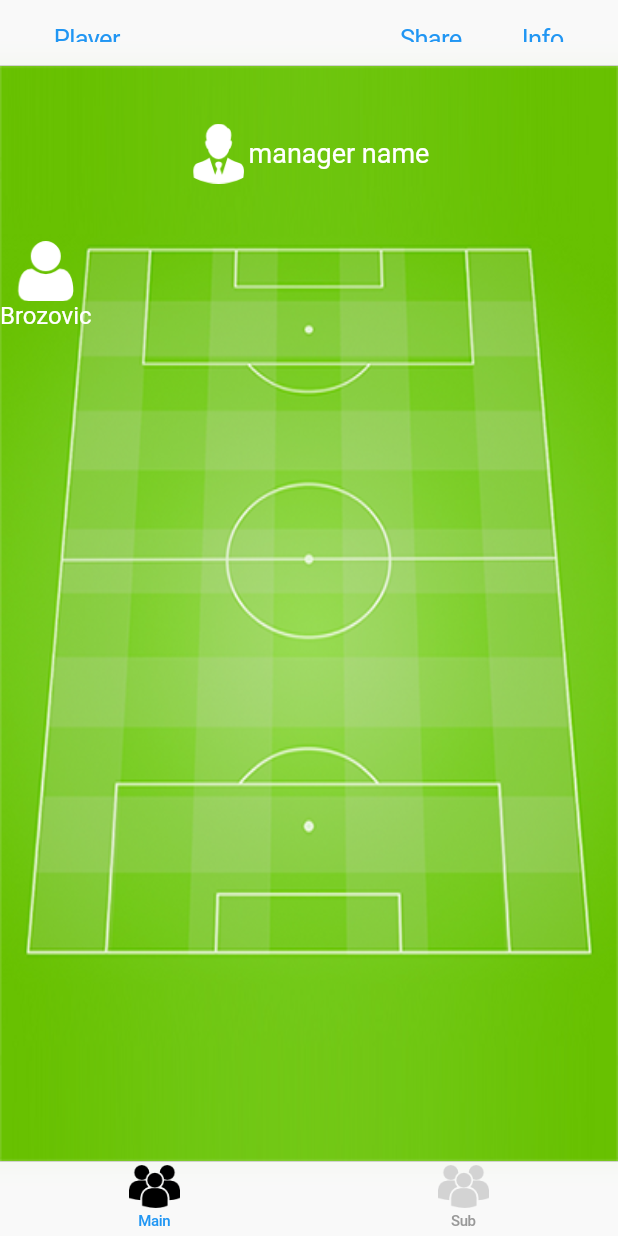
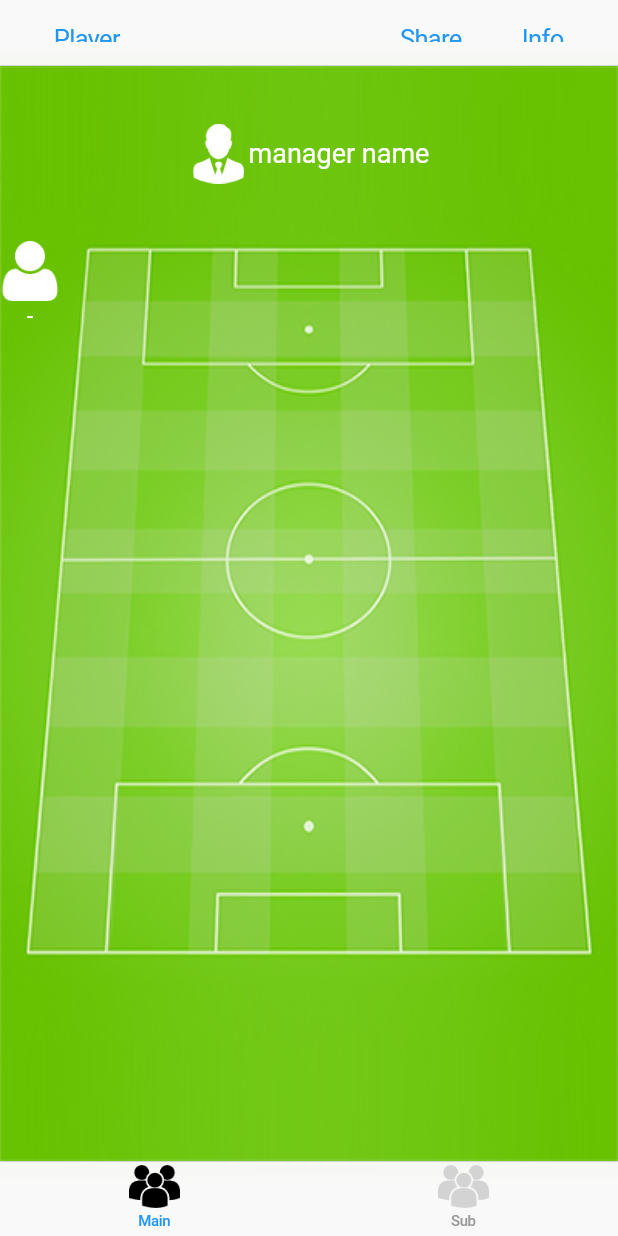
Before and after one commit to nick881006/Lineup, a Flutter app: the screen it shows after launch, on a phone screen of 412 x 824 dp. Run offline on Flutter 3.47's test engine with Material 2 defaults, Android fonts, the phone set to English and light mode, and no system bars.

Commit message:
change default player name

```diff
--- a/lib/widgets/PlayerWidget.dart
+++ b/lib/widgets/PlayerWidget.dart
@@ -113,7 +113,7 @@ class _PlayerWidgetState extends State<PlayerWidget> {
               size: Constants.widgetSize,
             ),
             Text(
-              'Brozovic',
+              '-',
               style: TextStyle(
                 fontSize: 16.0,
                 color: color,
```
